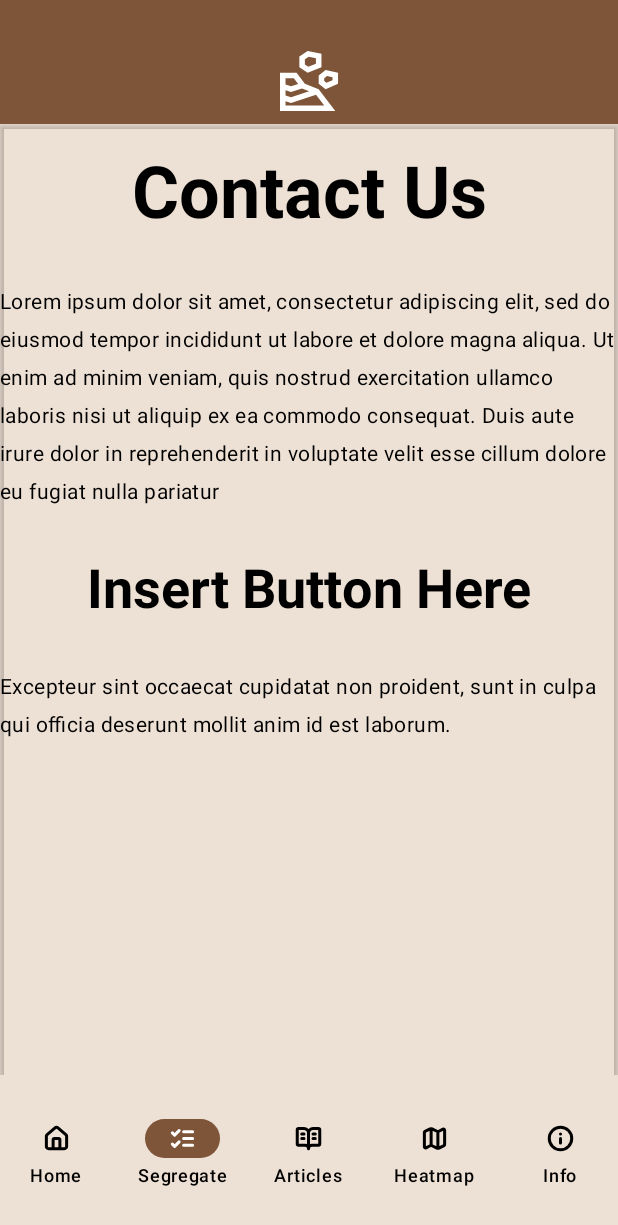
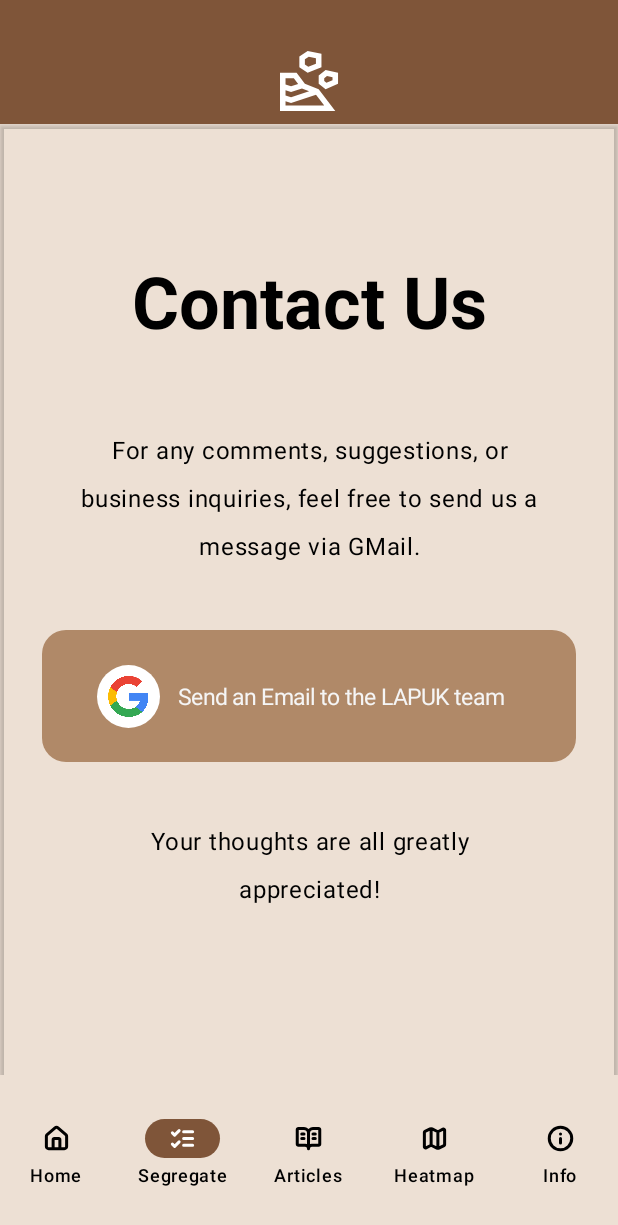
Before and after one commit to gr2ws/lapuk-app-frontend, an Android app built with Jetpack Compose: the screen it shows after launch (MainActivity), on a phone screen of 412 x 824 dp. Shown: the top 1225 px of the screen. Run offline under Robolectric (Android 15) with nearby library versions, the phone set to English and light mode, and no system bars.

Commit message:
completed contact-us UI. Next TODO: implement send-gmail functionality.

```diff
--- a/app/src/main/java/lapuk_app/views/main/ui/pages/ContactUs.kt
+++ b/app/src/main/java/lapuk_app/views/main/ui/pages/ContactUs.kt
@@ -1,25 +1,54 @@
 package lapuk_app.views.main.ui.pages
 
+import androidx.compose.foundation.Image
+import androidx.compose.foundation.background
+import androidx.compose.foundation.layout.Arrangement
 import androidx.compose.foundation.layout.Box
 import androidx.compose.foundation.layout.Column
+import androidx.compose.foundation.layout.Row
+import androidx.compose.foundation.layout.fillMaxSize
 import androidx.compose.foundation.layout.fillMaxWidth
+import androidx.compose.foundation.layout.height
 import androidx.compose.foundation.layout.padding
+import androidx.compose.foundation.layout.size
+import androidx.compose.foundation.shape.RoundedCornerShape
+import androidx.compose.material3.ButtonDefaults.shape
 import androidx.compose.material3.Text
 import androidx.compose.runtime.Composable
 import androidx.compose.ui.Alignment
 import androidx.compose.ui.Modifier
+import androidx.compose.ui.draw.clip
+import androidx.compose.ui.graphics.Color
+import androidx.compose.ui.res.painterResource
+import androidx.compose.ui.text.font.FontFamily
+import androidx.compose.ui.text.font.FontWeight
+import androidx.compose.ui.text.style.TextAlign
+import androidx.compose.ui.tooling.preview.Preview
 import androidx.compose.ui.unit.dp
+import androidx.compose.ui.unit.sp
+import com.example.lapuk_app.R
 import lapuk_app.views.main.ui.theme.Typography
+import lapuk_app.views.main.ui.theme.br4
+import lapuk_app.views.main.ui.theme.wh1
+import androidx.compose.ui.text.TextStyle
 
+@Preview(showBackground = true,
+    device = "spec:width=1080px,height=2400px,dpi=440,navigation=buttons"
+)
 @Composable
 fun ContactUsPage(){
-    Column() {
+    Column(
+        modifier = Modifier
+            .fillMaxSize()
+            .padding(vertical = 52.dp, horizontal = 16.dp),
+        verticalArrangement = Arrangement.Top,
+        horizontalAlignment = Alignment.CenterHorizontally) {
 
         //title
         Box(
             modifier = Modifier
-            .padding(vertical = 18.dp)
-            .fillMaxWidth(),
+                .padding(vertical = 40.dp)
+                .fillMaxWidth(),
             contentAlignment = Alignment.Center
         ) {
             Text(
@@ -31,30 +60,60 @@ fun ContactUsPage(){
         //body
         Box(
             modifier = Modifier
-                .padding(vertical = 18.dp)
+                .padding(vertical = 20.dp, horizontal = 34.dp)
                 .fillMaxWidth(),
             contentAlignment = Alignment.Center
         ) {
             Text(
-                style = Typography.bodyMedium,
+                style = Typography.bodyLarge,
                 text =
                     """
-                        Lorem ipsum dolor sit amet, consectetur adipiscing elit, sed do eiusmod tempor incididunt ut labore et dolore magna aliqua. Ut enim ad minim veniam, quis nostrud exercitation ullamco laboris nisi ut aliquip ex ea commodo consequat. Duis aute irure dolor in reprehenderit in voluptate velit esse cillum dolore eu fugiat nulla pariatur
-                    """.trimIndent()
+                        For any comments, suggestions, or business inquiries, feel free to send us a message via GMail.
+                    """.trimIndent(),
+                textAlign = TextAlign.Center
             )
         }
 
         //button
         Box(
             modifier = Modifier
-                .padding(vertical = 18.dp)
-                .fillMaxWidth(),
+                .padding(vertical = 26.dp, horizontal = 12.dp)
+                .height(88.dp)
+                .clip(RoundedCornerShape(16.dp))
+                .background(color = br4),
             contentAlignment = Alignment.Center
         ) {
-            Text(
-                style = Typography.titleSmall,
-                text = "Insert Button Here"
-            )
+            Row(
+                modifier = Modifier.fillMaxWidth(),
+                verticalAlignment = Alignment.CenterVertically,
+                horizontalArrangement = Arrangement.Center
+            ) {
+                Box(
+                    modifier = Modifier
+                        .size(42.dp)
+                        .clip(shape)
+                        .background(Color.White),
+                    contentAlignment = Alignment.Center
+                )
+                {
+                    Image(
+                        painter = painterResource(id = R.drawable.google),
+                        contentDescription = "A google logo for gmails",
+                        modifier = Modifier.size(46.dp)
+                    )
+                }
+                Text(
+                    style = TextStyle(
+                        fontFamily = FontFamily.SansSerif,
+                        fontWeight = FontWeight.Normal,
+                        fontSize = 15.sp
+                    ),
+                    color = wh1,
+                    text = "Send an Email to the LAPUK team",
+                    modifier = Modifier
+                        .padding(horizontal = 12.dp)
+                )
+            }
         }
 
         //bottom-text
@@ -65,11 +124,14 @@ fun ContactUsPage(){
             contentAlignment = Alignment.Center
         ) {
             Text(
-                style = Typography.bodyMedium,
+                modifier = Modifier
+                    .padding(horizontal = 36.dp),
+                style = Typography.bodyLarge,
                 text =
                 """
-                    Excepteur sint occaecat cupidatat non proident, sunt in culpa qui officia deserunt mollit anim id est laborum.
-                """.trimIndent()
+                    Your thoughts are all greatly appreciated!
+                """.trimIndent(),
+                textAlign = TextAlign.Center
             )
         }
     }
--- a/app/src/main/java/lapuk_app/views/main/ui/pages/PrivacyPolicy.kt
+++ b/app/src/main/java/lapuk_app/views/main/ui/pages/PrivacyPolicy.kt
@@ -22,12 +22,15 @@ import androidx.compose.ui.Modifier
 import androidx.compose.ui.graphics.Color
 import androidx.compose.ui.res.painterResource
 import androidx.compose.ui.text.style.TextAlign
+import androidx.compose.ui.tooling.preview.Preview
 import androidx.compose.ui.unit.dp
 import androidx.compose.ui.unit.sp
 import com.example.lapuk_app.R
 import lapuk_app.views.main.ui.theme.Typography
 
-
+@Preview(showBackground = true,
+    device = "spec:width=1080px,height=2400px,dpi=440,navigation=buttons"
+)
 @Composable
 fun PrivacyPolicyPage() {
 
--- a/app/src/main/java/lapuk_app/views/main/ui/theme/Theme.kt
+++ b/app/src/main/java/lapuk_app/views/main/ui/theme/Theme.kt
@@ -5,14 +5,15 @@ import androidx.compose.material3.lightColorScheme
 import androidx.compose.runtime.Composable
 import androidx.compose.ui.graphics.Color
 
-val br1 = Color(0xFFEDE0D4)
-val br2 = Color(0xFFE6CCB2)
-val br3 = Color(0xFFDDB892)
-val br4 = Color(0xFFB08968)
-val br5 = Color(0xFF7F5539)
-val br6 = Color(0xFF9C6644)
+val br1 = Color(0xFFEDE0D4) //EDE0D4
+val br2 = Color(0xFFE6CCB2) //E6CCB2
+val br3 = Color(0xFFDDB892) //DDB892
+val br4 = Color(0xFFB08968) //B08968
+val br5 = Color(0xFF7F5539) //7F5539
+val br6 = Color(0xFF9C6644) //9C6644
+val wh1 = Color(0xFFF5F5F5) //F5F5F5
 
-private val colorScheme = lightColorScheme(
+internal val colorScheme = lightColorScheme(
     primary = br5, // headers, selected items, buttons
     onPrimary = Color.White,
 
@@ -26,7 +27,7 @@ private val colorScheme = lightColorScheme(
     onBackground = Color.Black,
 
     surface = br2, // menu backgrounds
-    onSurface = Color.Black,
+    onSurface = Color.Black
 )
 
 @Composable
--- a/app/src/main/java/lapuk_app/views/main/ui/theme/Type.kt
+++ b/app/src/main/java/lapuk_app/views/main/ui/theme/Type.kt
@@ -7,11 +7,12 @@ import androidx.compose.ui.text.font.FontWeight
 import androidx.compose.ui.unit.sp
 
 val Typography = Typography(
+
     bodyLarge = TextStyle(
         fontFamily = FontFamily.SansSerif,
         fontWeight = FontWeight.Normal,
         fontSize = 16.sp,
-        lineHeight = 16.sp * 1.8,
+        lineHeight = 16.sp * 2.0,
         letterSpacing = 0.5.sp
     ),
 
@@ -53,5 +54,12 @@ val Typography = Typography(
         fontSize = 36.sp,
         lineHeight = 36.sp * 1.5,
         letterSpacing = 0.sp
+    ),
+
+    labelLarge = TextStyle(
+        fontFamily = FontFamily.SansSerif,
+        fontWeight = FontWeight.Bold,
+        fontSize = 24.sp,
+        letterSpacing = 0.sp
     )
 )
```
Also changed, not shown: app/src/main/res/drawable/google.png (added).
